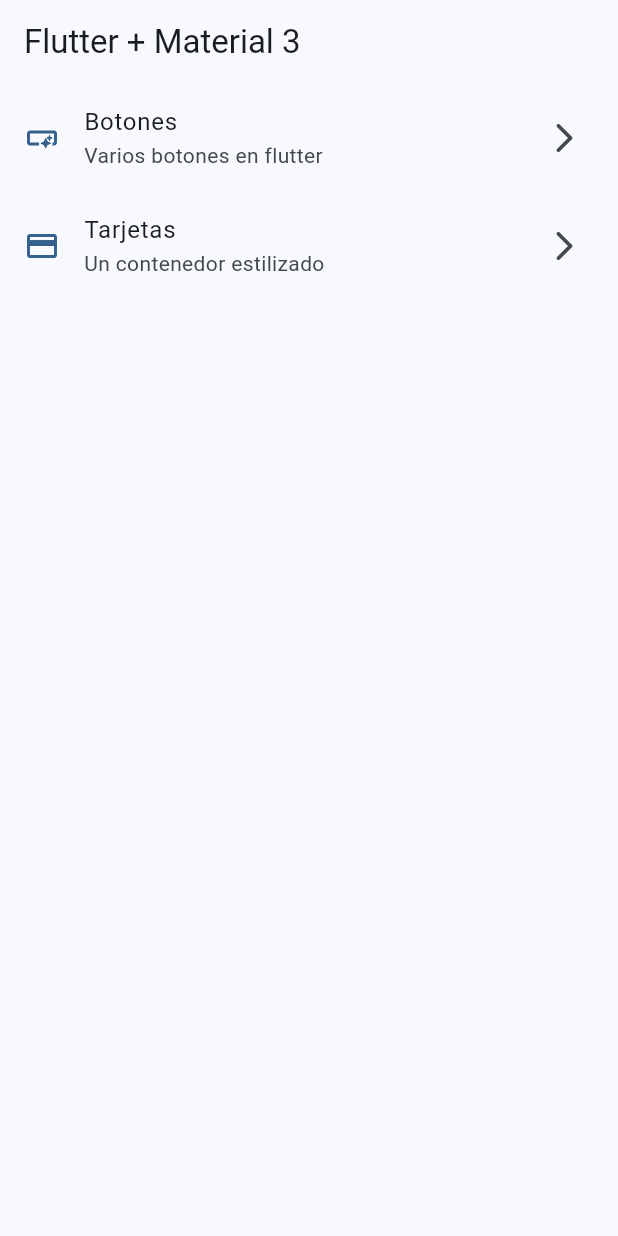
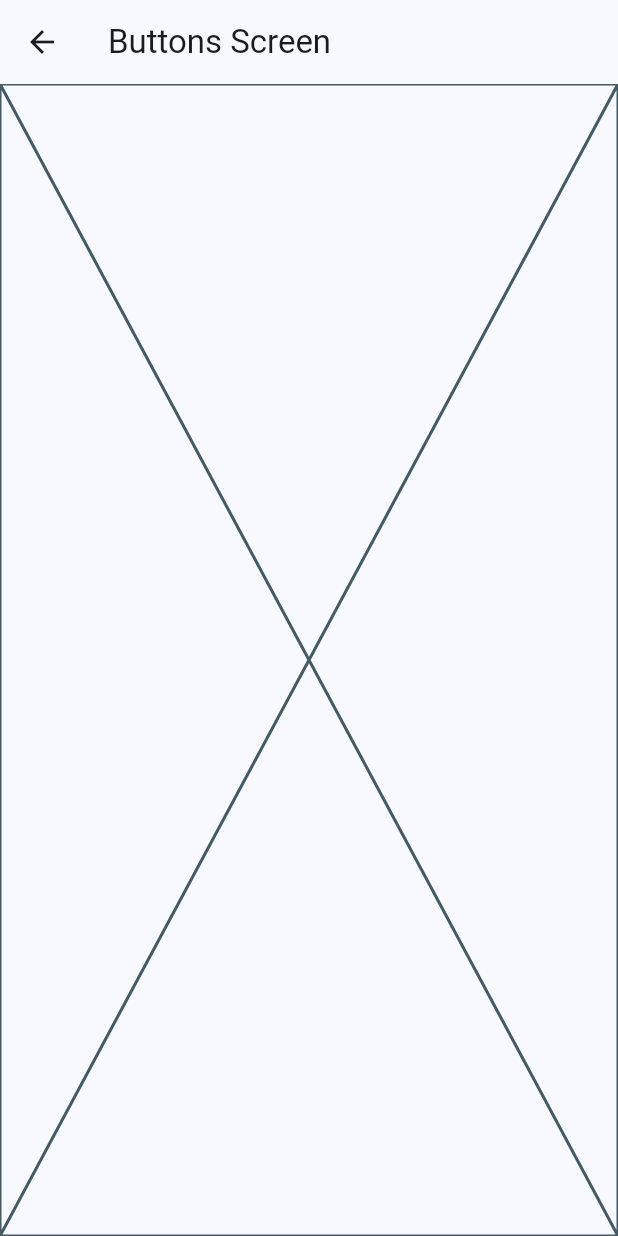
Before and after one commit to Mrangel793/widgets_app, a Flutter app: the screen it shows after launch, after a tap on "Botones", on a phone screen of 412 x 824 dp. Run offline on Flutter 3.47's test engine with Material 3 defaults, Android fonts, the phone set to English and light mode, and no system bars.

```diff
--- a/lib/config/menu_items/menu_items.dart
+++ b/lib/config/menu_items/menu_items.dart
@@ -28,7 +28,7 @@ const appMenuItems = <MenuItem>[
       MenuItem(
       title: 'Tarjetas',
       subtitle: 'Un contenedor estilizado',
-      link: '/card',
+      link: '/cards',
       icon: Icons.credit_card
       ),
 
--- a/lib/main.dart
+++ b/lib/main.dart
@@ -1,5 +1,7 @@
 import 'package:flutter/material.dart';
 import 'package:widgets_app/config/theme/app_theme.dart';
+import 'package:widgets_app/presentation/screens/buttons/buttons_screen.dart';
+import 'package:widgets_app/presentation/screens/cards/cards_screen.dart';
 import 'package:widgets_app/presentation/screens/home/home_screen.dart';
 
 void main(){
@@ -16,6 +18,10 @@ class MyApp extends StatelessWidget {
       debugShowCheckedModeBanner: false,
       theme: AppTheme(selectedColor: 0).theme(),
       home: const HomeScreen(),
+      routes: {
+        '/buttons':(context) => const ButtonsScreen(),
+        '/cards':(context) => const CardsScreen(),
+      },
     );
   }
 }
--- /dev/null
+++ b/lib/presentation/screens/buttons/buttons_screen.dart
@@ -0,0 +1,15 @@
+import 'package:flutter/material.dart';
+
+class ButtonsScreen extends StatelessWidget {
+  const ButtonsScreen({super.key});
+
+  @override
+  Widget build(BuildContext context) {
+    return Scaffold(
+      appBar: AppBar(
+        title: const Text('Buttons Screen'),
+      ),
+      body: Placeholder(),
+    );
+  }
+}
--- a/lib/presentation/screens/home/home_screen.dart
+++ b/lib/presentation/screens/home/home_screen.dart
@@ -1,5 +1,6 @@
 import 'package:flutter/material.dart';
 import 'package:widgets_app/config/menu_items/menu_items.dart';
+import 'package:widgets_app/presentation/screens/buttons/buttons_screen.dart';
 
 class HomeScreen extends StatelessWidget {
   const HomeScreen({super.key});
@@ -34,7 +35,6 @@ class _HomeView extends StatelessWidget {
 
 class _CustomListTile extends StatelessWidget {
   const _CustomListTile({
-    super.key,
     required this.menuItem,
   });
 
@@ -52,7 +52,14 @@ class _CustomListTile extends StatelessWidget {
       trailing: const Icon(Icons.arrow_forward_ios_rounded),
       title: Text(menuItem.title),
       subtitle: Text(menuItem.subtitle),
-      onTap: () {},
+      onTap: () {
+        /*Navigator.of(context).push(
+          MaterialPageRoute(
+            builder: (context) => const ButtonsScreen()
+          ),
+        );*/
+        Navigator.of(context).pushNamed(menuItem.link);
+      },
     );
   }
 }
```
Also changed, not shown: lib/presentation/screens/cards/cards_screen.dart (added, +15 -0 lines).
